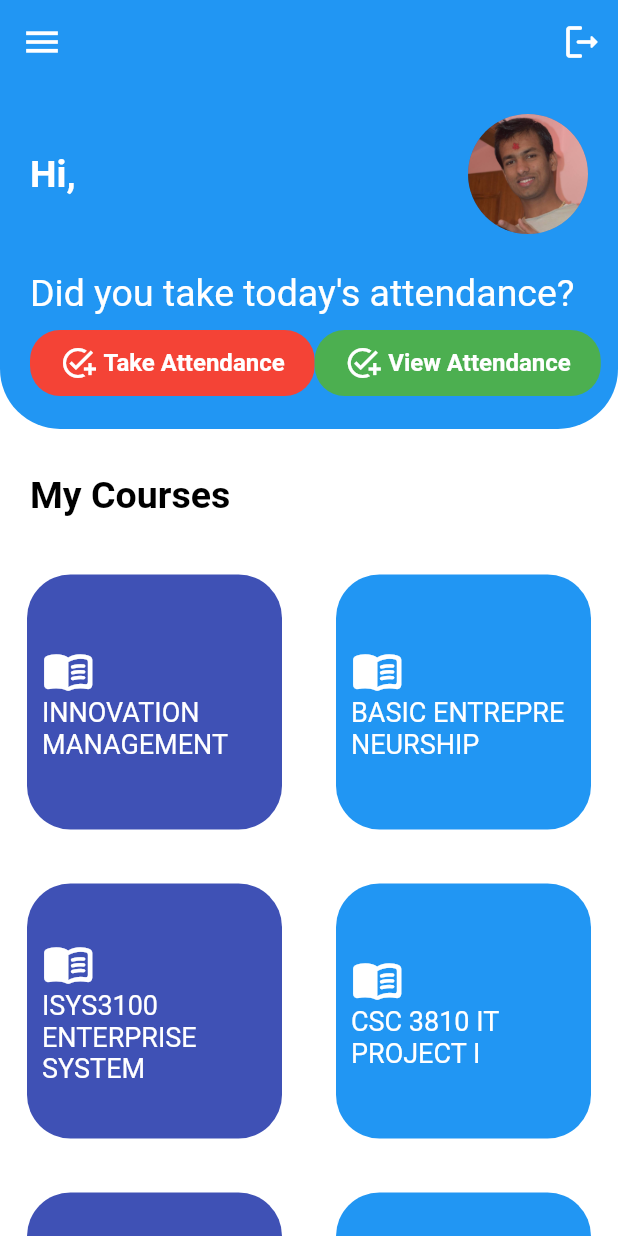
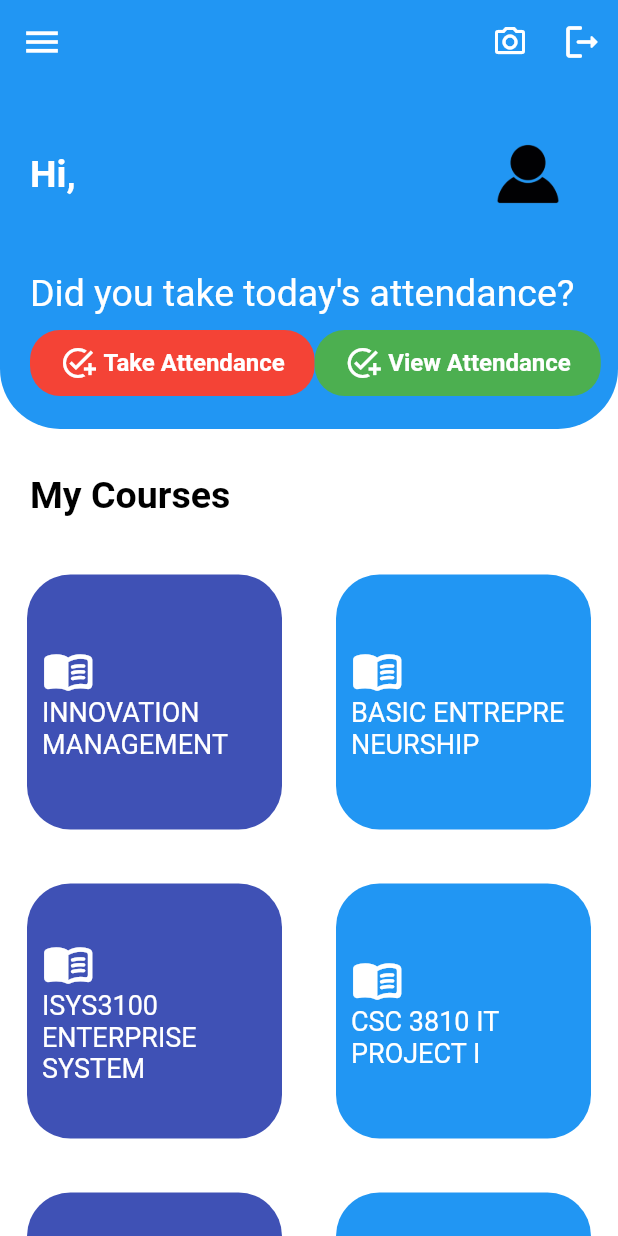
Before and after one commit to imksav/face-recognition-attendance-system, a Flutter app: the HomeScreen screen opened directly, on a phone screen of 412 x 824 dp. Run offline on Flutter 3.47's test engine with Material 2 defaults, Android fonts, the phone set to English and light mode, and no system bars; our stand-ins replace camera, cloud_firestore, email_validator, firebase_auth, firebase_core, fluttertoast and 3 more; accounts and stored records are empty.

Commit message:
added camera option to test how it work

```diff
--- a/lib/libraries.dart
+++ b/lib/libraries.dart
@@ -1,5 +1,4 @@
 export 'screens/bottom_nav_screen.dart';
-export 'screens/demohome.dart';
 export 'screens/home_screen.dart';
 export 'screens/signin.dart';
 export 'screens/signup.dart';
@@ -13,3 +12,4 @@ export 'package:attendanceapp/constants/platette.dart';
 export 'package:attendanceapp/constants/styles.dart';
 export 'models/user_model.dart';
 export 'screens/forgetpassword.dart';
+export 'screens/democamerahomepage.dart';
--- a/lib/screens/home_screen.dart
+++ b/lib/screens/home_screen.dart
@@ -1,9 +1,16 @@
 // ignore_for_file: deprecated_member_use
+
+import 'dart:io';
 
 import 'package:cloud_firestore/cloud_firestore.dart';
 import 'package:firebase_auth/firebase_auth.dart';
 import 'package:flutter/material.dart';
+import 'package:flutter/services.dart';
 import 'package:google_fonts/google_fonts.dart';
+import 'package:image_picker/image_picker.dart';
+import 'package:path_provider/path_provider.dart';
+// ignore: depend_on_referenced_packages
+import 'package:path/path.dart';
 
 import '../libraries.dart';
 
@@ -18,6 +25,7 @@ class HomeScreen extends StatefulWidget {
 class _HomeScreenState extends State<HomeScreen> {
   User? user = FirebaseAuth.instance.currentUser;
   UserModel loggedInUser = UserModel();
+  File? image;
 
   @override
   void initState() {
@@ -30,6 +38,27 @@ class _HomeScreenState extends State<HomeScreen> {
       this.loggedInUser = UserModel.fromMap(value.data());
       setState(() {});
     });
+  }
+
+  Future pickImage() async {
+    try {
+      final image = await ImagePicker().pickImage(source: ImageSource.camera);
+      if (image == null) return;
+      // final imageTemp = File(image.path);
+      final imagePermanent = await saveImagePermanently(image.path);
+      setState(() {
+        this.image = imagePermanent;
+      });
+    } on PlatformException catch (e) {
+      print("Failed to capture image : $e");
+    }
+  }
+
+  Future<File> saveImagePermanently(String imagePath) async {
+    final directory = await getApplicationDocumentsDirectory();
+    final name = basename(imagePath);
+    final image = File("${directory.path}/$name");
+    return File(imagePath).copy(image.path);
   }
 
   @override
@@ -45,6 +74,11 @@ class _HomeScreenState extends State<HomeScreen> {
           iconSize: 28.0,
         ),
         actions: <Widget>[
+          IconButton(
+              onPressed: () {
+                pickImage();
+              },
+              icon: const Icon(Icons.photo_camera_outlined)),
           IconButton(
             onPressed: () {
               showDialog(
@@ -112,8 +146,8 @@ class _HomeScreenState extends State<HomeScreen> {
           ),
           Expanded(
             child: SizedBox(
-              width: MediaQuery.of(context).size.width,
-              height: MediaQuery.of(context).size.height,
+              // width: MediaQuery.of(context).size.width,
+              // height: MediaQuery.of(context).size.height,
               child: GridView.builder(
                   gridDelegate: const SliverGridDelegateWithFixedCrossAxisCount(
                       crossAxisCount: 2),
@@ -153,10 +187,21 @@ class _HomeScreenState extends State<HomeScreen> {
                     textStyle: Styles.titleTextStyle,
                   ),
                 ),
-                const CircleAvatar(
-                    radius: 40.0,
-                    backgroundImage:
-                        AssetImage("assets/images/profile_img.jpg"))
+                Container(
+                    child: image != null
+                        ? Container(
+                            height: 80.0,
+                            width: 80.0,
+                            decoration: BoxDecoration(
+                                shape: BoxShape.circle,
+                                image:
+                                    DecorationImage(image: FileImage(image!))),
+                          )
+                        : Image.asset(
+                            "assets/images/defaultimage.png",
+                            height: 80.0,
+                            width: 80.0,
+                          ))
               ],
             ),
             SizedBox(height: screenHeight * 0.03),
--- a/lib/screens/signup.dart
+++ b/lib/screens/signup.dart
@@ -1,7 +1,6 @@
 import 'package:cloud_firestore/cloud_firestore.dart';
 import 'package:firebase_auth/firebase_auth.dart';
 import 'package:flutter/material.dart';
-import 'package:fluttertoast/fluttertoast.dart';
 
 import '../libraries.dart';
 
```
Also changed, not shown: lib/screens/democamerahomepage.dart (added, +102 -0 lines), lib/screens/demohome.dart (deleted, +0 -39 lines), pubspec.yaml (+3 -6 lines), assets/images/defaultimage.png (added), pubspec.lock.
